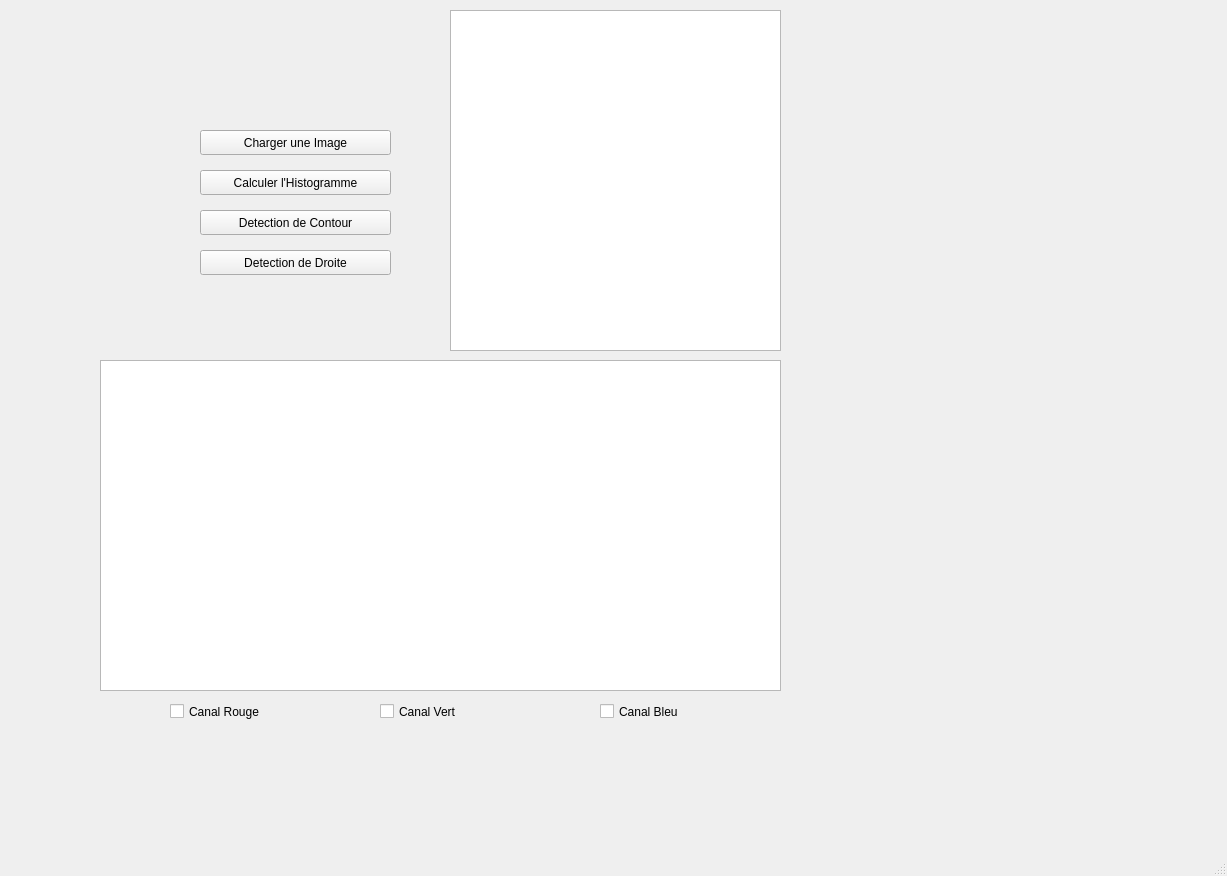
This is Descripteurs/Projet/mainwindow.ui in TomAuclin/PROJETC_LMLTM as Qt 5 draws it before an edit. The edited form follows.
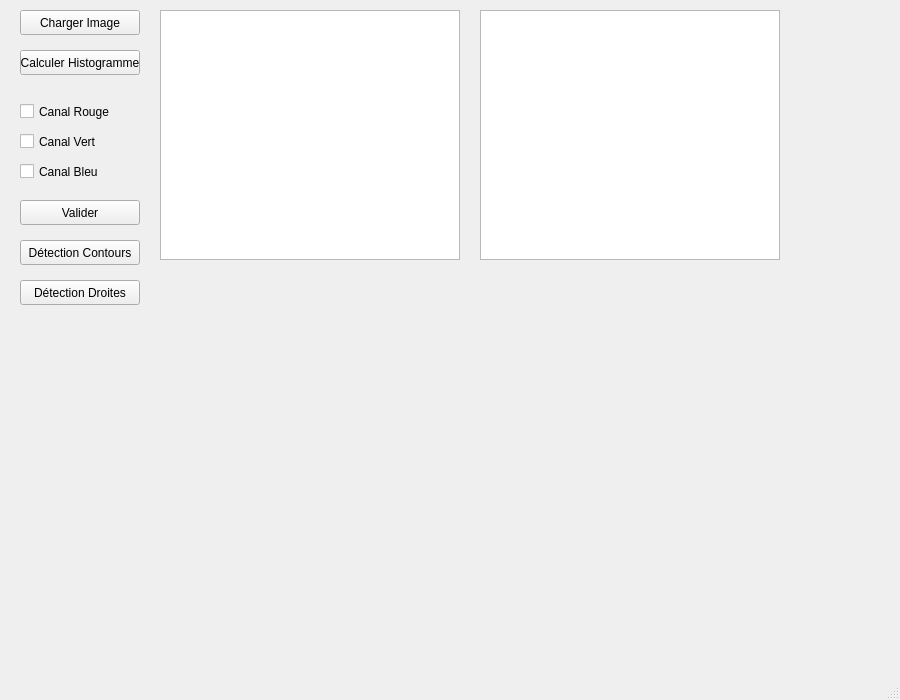
This is the edited form.

Commit message: Ajout fonction détection couleur

Diff of the .ui file:
```diff
--- a/Descripteurs/Projet/mainwindow.ui
+++ b/Descripteurs/Projet/mainwindow.ui
@@ -6,8 +6,8 @@
    <rect>
     <x>0</x>
     <y>0</y>
-    <width>1227</width>
-    <height>876</height>
+    <width>900</width>
+    <height>700</height>
    </rect>
   </property>
   <property name="windowTitle">
@@ -17,55 +17,55 @@
    <widget class="QPushButton" name="ChargerImage">
     <property name="geometry">
      <rect>
-      <x>200</x>
-      <y>130</y>
-      <width>191</width>
+      <x>20</x>
+      <y>10</y>
+      <width>120</width>
       <height>25</height>
      </rect>
     </property>
     <property name="text">
-     <string>Charger une Image</string>
+     <string>Charger Image</string>
     </property>
    </widget>
    <widget class="QGraphicsView" name="AfficherImage">
     <property name="geometry">
      <rect>
-      <x>450</x>
+      <x>160</x>
       <y>10</y>
-      <width>331</width>
-      <height>341</height>
+      <width>300</width>
+      <height>250</height>
      </rect>
     </property>
    </widget>
    <widget class="QGraphicsView" name="AffichageResultat">
     <property name="geometry">
      <rect>
-      <x>100</x>
-      <y>360</y>
-      <width>681</width>
-      <height>331</height>
+      <x>480</x>
+      <y>10</y>
+      <width>300</width>
+      <height>250</height>
      </rect>
     </property>
    </widget>
    <widget class="QPushButton" name="CalculerHisto">
     <property name="geometry">
      <rect>
-      <x>200</x>
-      <y>170</y>
-      <width>191</width>
+      <x>20</x>
+      <y>50</y>
+      <width>120</width>
       <height>25</height>
      </rect>
     </property>
     <property name="text">
-     <string>Calculer l'Histogramme</string>
+     <string>Calculer Histogramme</string>
     </property>
    </widget>
    <widget class="QCheckBox" name="Canal_R">
     <property name="geometry">
      <rect>
-      <x>170</x>
-      <y>700</y>
-      <width>161</width>
+      <x>20</x>
+      <y>100</y>
+      <width>100</width>
       <height>23</height>
      </rect>
     </property>
@@ -76,9 +76,9 @@
    <widget class="QCheckBox" name="Canal_V">
     <property name="geometry">
      <rect>
-      <x>380</x>
-      <y>700</y>
-      <width>121</width>
+      <x>20</x>
+      <y>130</y>
+      <width>100</width>
       <height>23</height>
      </rect>
     </property>
@@ -89,9 +89,9 @@
    <widget class="QCheckBox" name="Canal_B">
     <property name="geometry">
      <rect>
-      <x>600</x>
-      <y>700</y>
-      <width>121</width>
+      <x>20</x>
+      <y>160</y>
+      <width>100</width>
       <height>23</height>
      </rect>
     </property>
@@ -99,30 +99,43 @@
      <string>Canal Bleu</string>
     </property>
    </widget>
+   <widget class="QPushButton" name="Valider">
+    <property name="geometry">
+     <rect>
+      <x>20</x>
+      <y>200</y>
+      <width>120</width>
+      <height>25</height>
+     </rect>
+    </property>
+    <property name="text">
+     <string>Valider</string>
+    </property>
+   </widget>
    <widget class="QPushButton" name="DetectionContour">
     <property name="geometry">
      <rect>
-      <x>200</x>
-      <y>210</y>
-      <width>191</width>
+      <x>20</x>
+      <y>240</y>
+      <width>120</width>
       <height>25</height>
      </rect>
     </property>
     <property name="text">
-     <string>Detection de Contour</string>
+     <string>Détection Contours</string>
     </property>
    </widget>
    <widget class="QPushButton" name="DetectionDroite">
     <property name="geometry">
      <rect>
-      <x>200</x>
-      <y>250</y>
-      <width>191</width>
+      <x>20</x>
+      <y>280</y>
+      <width>120</width>
       <height>25</height>
      </rect>
     </property>
     <property name="text">
-     <string>Detection de Droite</string>
+     <string>Détection Droites</string>
     </property>
    </widget>
   </widget>
```
Left out of the diff: 2 changed lines with no effect on the pictures. The commit also changes 4 other files.
